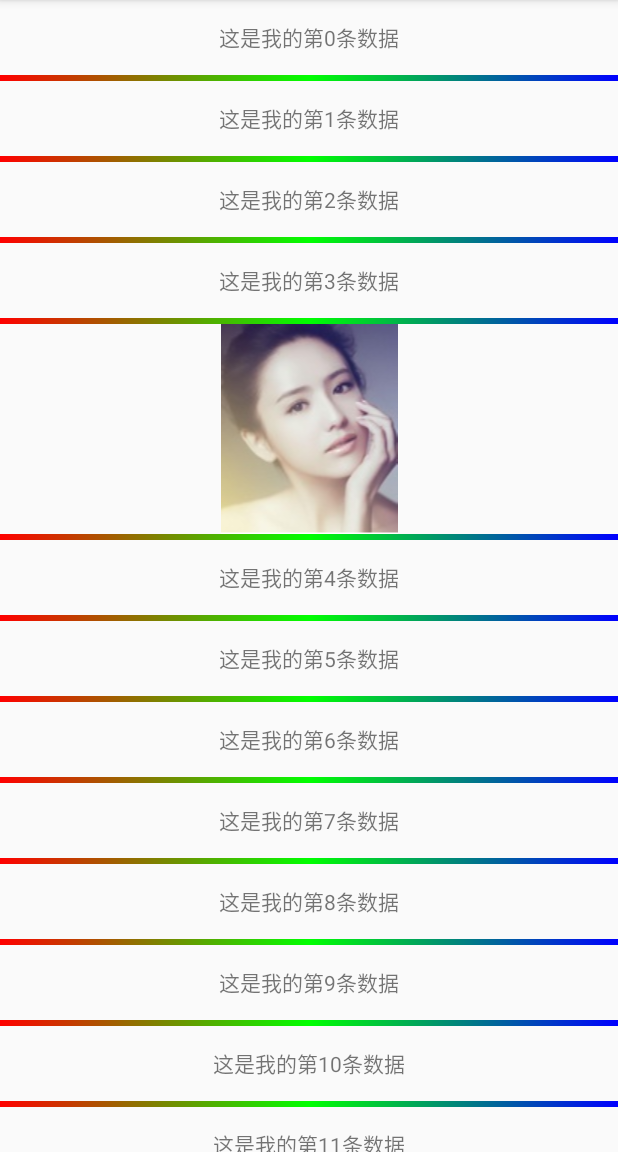
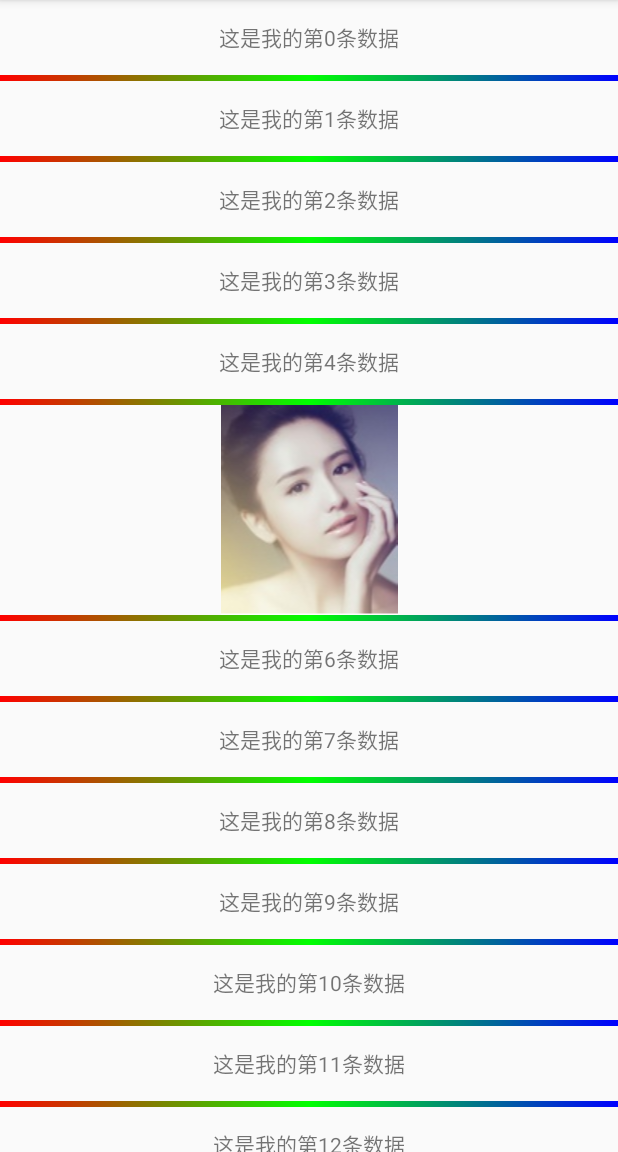
Before and after one commit to zhiweiAndroid/RecyclerViewDemo, an Android app: the screen it shows after launch (MainActivity), on a phone screen of 412 x 824 dp, the part 84-1236 px from its top. Run offline under Robolectric (Android 15) with nearby library versions, the phone set to English and light mode, and no system bars; our stand-ins replace ButterKnife.

Commit message:
third commit

```diff
--- a/app/src/main/java/com/example/shundai/recyclerviewdemo/MainActivity.java
+++ b/app/src/main/java/com/example/shundai/recyclerviewdemo/MainActivity.java
@@ -28,7 +28,7 @@ public class MainActivity extends AppCompatActivity {
         mRelv.setAdapter(mAdapter=new MainAdapter(this,mDatas));
         for (int i = 0; i < 20; i++) {
             if (i==5){
-                mDatas.add(new News(1,"这是我的第"+i+"条数据"));
+                mDatas.add(new News(1,"这是图片"));
             }else {
                 mDatas.add(new News(0,"这是我的第"+i+"条数据"));
             }
--- a/app/src/main/java/com/example/shundai/recyclerviewdemo/MainAdapter.java
+++ b/app/src/main/java/com/example/shundai/recyclerviewdemo/MainAdapter.java
@@ -100,12 +100,7 @@ public class MainAdapter extends RecyclerView.Adapter<RecyclerView.ViewHolder> {
         if (holder instanceof MyProgressViewholder) {
             ((MyProgressViewholder) holder).tv1.setText("正在加载中...");
         } else if (holder instanceof MyViewHolder) {
-            if (position>3&&position<mDatas.size()+1){
-                position=position-1;
                 ((MyViewHolder) holder).tv.setText(mDatas.get(position).getContent());
-            }else {
-                ((MyViewHolder) holder).tv.setText(mDatas.get(position).getContent());
-            }
         } else if (holder instanceof MyImageViewHolder) {
             ((MyImageViewHolder) holder).iv.setImageDrawable(ContextCompat.getDrawable(mContext, R.drawable.tongliya));
         }
@@ -115,7 +110,7 @@ public class MainAdapter extends RecyclerView.Adapter<RecyclerView.ViewHolder> {
 
     @Override
     public int getItemCount() {
-        return mDatas.size()+2;
+        return mDatas.size()+1;
     }
 
     public class MyViewHolder extends RecyclerView.ViewHolder {
@@ -148,13 +143,16 @@ public class MainAdapter extends RecyclerView.Adapter<RecyclerView.ViewHolder> {
 
     @Override
     public int getItemViewType(int position) {
-        if (position == mDatas.size() +1) {
+        if (position == mDatas.size() ) {
             return ITEM_TYPE_PROGRESS;
-        } else if (position == 4) {
+        } else if (mDatas.get(position).getType()==1) {
             return ITEM_TYPE_IMAGE;
-        } else {
+        } else if (mDatas.get(position).getType()==0){
             return ITEM_TYPE_STRING;
+        }else {
+            return super.getItemViewType(position);
         }
+
     }
 
     static class MyProgressViewholder extends RecyclerView.ViewHolder {
```
